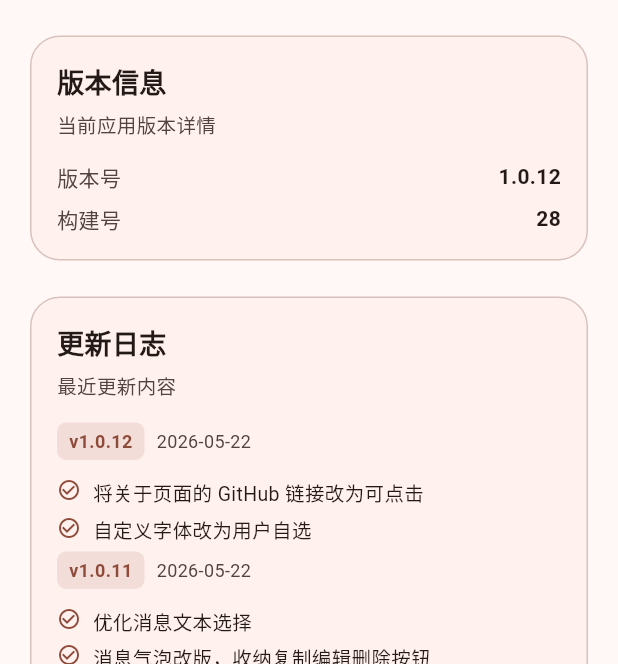
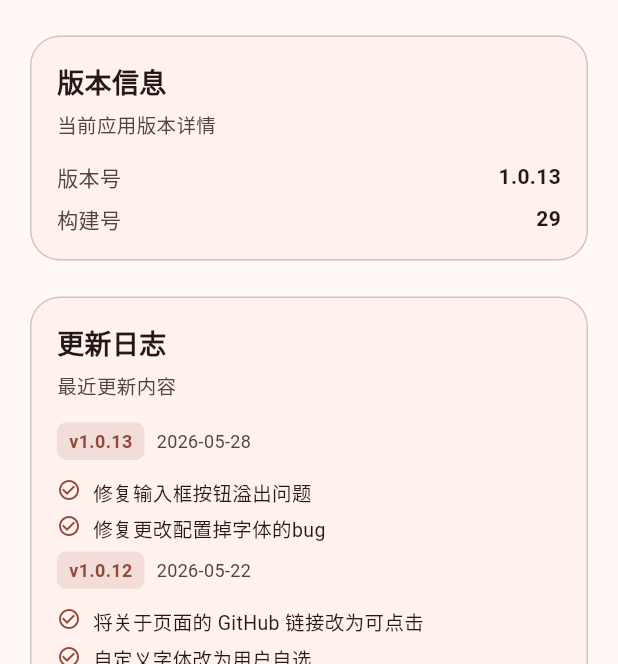
Before and after one commit to adoretes/PocketInn, a Flutter app: the AboutPage screen opened directly, on a phone screen of 412 x 824 dp, the part 572-1236 px from its top. Run offline on Flutter 3.47's test engine with Material 3 defaults, Android fonts, the phone set to English and light mode, and no system bars; our stand-ins replace file_picker, flutter_markdown_plus, flutter_slidable, package_info_plus, shared_preferences, sqflite_common_ffi; missing offline and left inert: markdown; accounts and stored records are empty; network calls fail; statements that could not run were skipped.

Commit message:
更新版本号至1.0.13

```diff
--- a/lib/pages/about_page.dart
+++ b/lib/pages/about_page.dart
@@ -70,19 +70,17 @@ class _AboutPageState extends State<AboutPage> {
               crossAxisAlignment: CrossAxisAlignment.start,
               children: [
                 _UpdateLogItem(
+                  version: 'v1.0.13',
+                  date: '2026-05-28',
+                  changes: [
+                    '修复输入框按钮溢出问题',
+                    '修复更改配置掉字体的bug',
+                  ],
+                ),
+                _UpdateLogItem(
                   version: 'v1.0.12',
                   date: '2026-05-22',
                   changes: ['将关于页面的 GitHub 链接改为可点击', '自定义字体改为用户自选'],
-                ),
-                _UpdateLogItem(
-                  version: 'v1.0.11',
-                  date: '2026-05-22',
-                  changes: [
-                    '优化消息文本选择',
-                    '消息气泡改版，收纳复制编辑删除按钮',
-                    '优化输入框的交互体验',
-                    '输入框的三个选择改版，统一样式增加编辑入口',
-                  ],
                 ),
               ],
             ),
--- a/pubspec.yaml
+++ b/pubspec.yaml
@@ -2,7 +2,7 @@ name: pocket_inn
 description: "PocketInn - A Flutter application."
 publish_to: 'none' # Remove this line if you wish to publish to pub.dev
 
-version: 1.0.12+28
+version: 1.0.13+29
 
 environment:
   sdk: ^3.11.5
```
